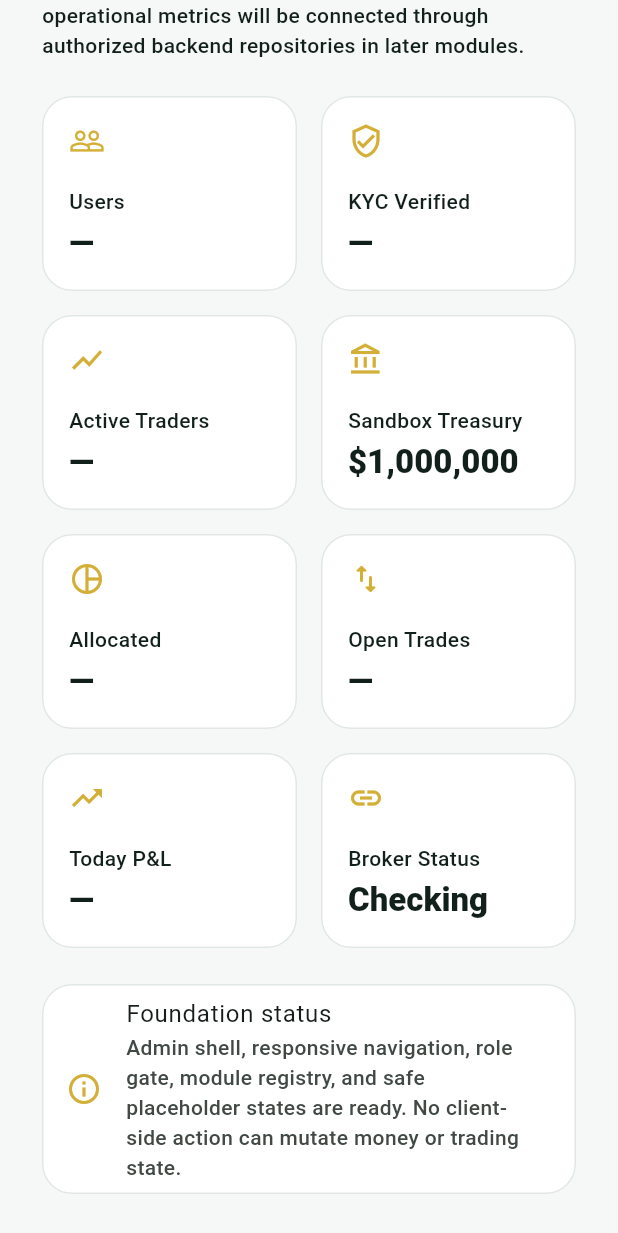
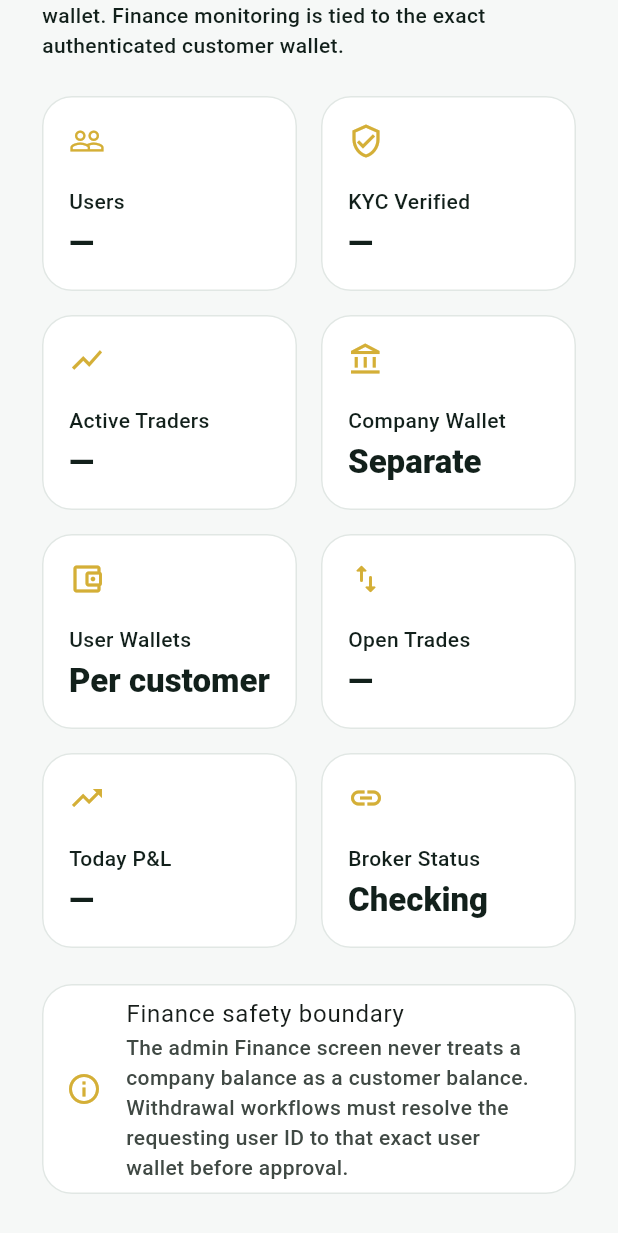
Before and after one commit to Asian-ubong/AURENZA-BROKER, a Flutter app: the _AdminOverview widget shown alone on an empty page, opened directly, scrolled down 130 dp, on a phone screen of 412 x 824 dp. Shown: the top 1233 px of the screen. Run offline on Flutter 3.47's test engine with Material 3 defaults, Android fonts, the phone set to English and light mode, and no system bars; our stand-ins replace supabase_flutter; accounts and stored records are empty.

Commit message:
feat: connect admin finance section to company and user wallets

```diff
--- a/lib/features/admin/admin_shell.dart
+++ b/lib/features/admin/admin_shell.dart
@@ -2,6 +2,7 @@ import 'package:flutter/material.dart';
 
 import '../../core/theme/aurenza_colors.dart';
 import 'admin_access.dart';
+import 'admin_finance_screen.dart';
 
 class AdminShell extends StatefulWidget {
   const AdminShell({super.key});
@@ -36,11 +37,8 @@ class _AdminShellState extends State<AdminShell> {
       body: LayoutBuilder(builder: (context, constraints) {
         if (constraints.maxWidth >= 1100) {
           return Row(children: [
-            _AdminDesktopSidebar(
-              selectedIndex: selectedIndex,
-              onSelected: (index) => setState(() => selectedIndex = index),
-            ),
-            Expanded(child: _AdminPage(section: sections[selectedIndex])),
+            _AdminDesktopSidebar(selectedIndex: selectedIndex, onSelected: (index) => setState(() => selectedIndex = index)),
+            Expanded(child: _AdminPage(sectionIndex: selectedIndex, section: sections[selectedIndex])),
           ]);
         }
         if (constraints.maxWidth >= 700) {
@@ -51,17 +49,14 @@ class _AdminShellState extends State<AdminShell> {
               onDestinationSelected: (index) => setState(() => selectedIndex = index),
               selectedIconTheme: const IconThemeData(color: AurenzaColors.gold),
               unselectedIconTheme: const IconThemeData(color: Colors.white70),
-              destinations: [
-                for (var i = 0; i < icons.length; i++)
-                  NavigationRailDestination(icon: Icon(icons[i]), selectedIcon: Icon(icons[i]), label: Text(sections[i])),
-              ],
+              destinations: [for (var i = 0; i < icons.length; i++) NavigationRailDestination(icon: Icon(icons[i]), selectedIcon: Icon(icons[i]), label: Text(sections[i]))],
             ),
-            Expanded(child: _AdminPage(section: sections[selectedIndex])),
+            Expanded(child: _AdminPage(sectionIndex: selectedIndex, section: sections[selectedIndex])),
           ]);
         }
         return Scaffold(
           appBar: AppBar(title: Text(sections[selectedIndex])),
-          body: _AdminPage(section: sections[selectedIndex]),
+          body: _AdminPage(sectionIndex: selectedIndex, section: sections[selectedIndex]),
           bottomNavigationBar: NavigationBar(
             selectedIndex: selectedIndex.clamp(0, 3).toInt(),
             onDestinationSelected: (index) => setState(() => selectedIndex = index),
@@ -81,15 +76,13 @@ class _AdminShellState extends State<AdminShell> {
 class _AdminDesktopSidebar extends StatelessWidget {
   final int selectedIndex;
   final ValueChanged<int> onSelected;
-
   const _AdminDesktopSidebar({required this.selectedIndex, required this.onSelected});
 
   @override
   Widget build(BuildContext context) => Container(
         width: 280,
         color: AurenzaColors.forest,
-        child: SafeArea(
-          child: Column(children: [
+        child: SafeArea(child: Column(children: [
           const Padding(
             padding: EdgeInsets.fromLTRB(22, 24, 22, 18),
             child: Row(children: [
@@ -101,8 +94,7 @@ class _AdminDesktopSidebar extends StatelessWidget {
               ]),
             ]),
           ),
-            Expanded(
-              child: ListView.builder(
+          Expanded(child: ListView.builder(
             padding: const EdgeInsets.symmetric(horizontal: 12),
             itemCount: _AdminShellState.sections.length,
             itemBuilder: (context, index) {
@@ -120,29 +112,25 @@ class _AdminDesktopSidebar extends StatelessWidget {
                 ),
               );
             },
-              ),
-            ),
-            const Padding(
-              padding: EdgeInsets.all(18),
-              child: Row(children: [
+          )),
+          const Padding(padding: EdgeInsets.all(18), child: Row(children: [
             Icon(Icons.lock_outline, color: AurenzaColors.gold, size: 18),
             SizedBox(width: 8),
             Text('AUTHORIZED ADMIN AREA', style: TextStyle(color: Colors.white70, fontSize: 10, fontWeight: FontWeight.w700)),
-              ]),
-            ),
-          ]),
-        ),
+          ])),
+        ])),
       );
 }
 
 class _AdminPage extends StatelessWidget {
+  final int sectionIndex;
   final String section;
-
-  const _AdminPage({required this.section});
+  const _AdminPage({required this.sectionIndex, required this.section});
 
   @override
   Widget build(BuildContext context) {
-    final overview = section == 'Overview';
+    final overview = sectionIndex == 0;
+    final finance = sectionIndex == 3;
     return Column(children: [
       if (MediaQuery.sizeOf(context).width >= 700)
         Container(
@@ -154,101 +142,51 @@ class _AdminPage extends StatelessWidget {
             const Chip(avatar: Icon(Icons.shield_outlined, size: 16), label: Text('Admin')),
           ]),
         ),
-      Expanded(child: overview ? const _AdminOverview() : _AdminPlaceholder(section: section)),
+      Expanded(child: finance ? const AdminFinanceScreen() : overview ? const _AdminOverview() : _AdminPlaceholder(section: section)),
     ]);
   }
 }
 
 class _AdminOverview extends StatelessWidget {
   const _AdminOverview();
-
   @override
   Widget build(BuildContext context) {
     const metrics = <(String, String, IconData)>[
-      ('Users', '—', Icons.people_outline),
-      ('KYC Verified', '—', Icons.verified_user_outlined),
-      ('Active Traders', '—', Icons.show_chart_outlined),
-      ('Sandbox Treasury', r'$1,000,000', Icons.account_balance_outlined),
-      ('Allocated', '—', Icons.pie_chart_outline),
-      ('Open Trades', '—', Icons.swap_vert_rounded),
-      ('Today P&L', '—', Icons.trending_up),
-      ('Broker Status', 'Checking', Icons.link_outlined),
+      ('Users', '—', Icons.people_outline), ('KYC Verified', '—', Icons.verified_user_outlined),
+      ('Active Traders', '—', Icons.show_chart_outlined), ('Company Wallet', 'Separate', Icons.account_balance_outlined),
+      ('User Wallets', 'Per customer', Icons.account_balance_wallet_outlined), ('Open Trades', '—', Icons.swap_vert_rounded),
+      ('Today P&L', '—', Icons.trending_up), ('Broker Status', 'Checking', Icons.link_outlined),
     ];
-
-    return ListView(
-      padding: const EdgeInsets.all(28),
-      children: [
+    return ListView(padding: const EdgeInsets.all(28), children: [
       const Text('AURENZA Admin Control Center', style: TextStyle(fontSize: 26, fontWeight: FontWeight.w900)),
       const SizedBox(height: 8),
-        const Text('Module 1 foundation is active. Financial and operational metrics will be connected through authorized backend repositories in later modules.'),
+      const Text('Company treasury is separated from every customer wallet. Finance monitoring is tied to the exact authenticated customer wallet.'),
       const SizedBox(height: 24),
-        GridView.builder(
-          shrinkWrap: true,
-          physics: const NeverScrollableScrollPhysics(),
-          gridDelegate: const SliverGridDelegateWithMaxCrossAxisExtent(maxCrossAxisExtent: 280, mainAxisExtent: 130, crossAxisSpacing: 16, mainAxisSpacing: 16),
-          itemCount: metrics.length,
-          itemBuilder: (context, index) {
+      GridView.builder(shrinkWrap: true, physics: const NeverScrollableScrollPhysics(), gridDelegate: const SliverGridDelegateWithMaxCrossAxisExtent(maxCrossAxisExtent: 280, mainAxisExtent: 130, crossAxisSpacing: 16, mainAxisSpacing: 16), itemCount: metrics.length, itemBuilder: (context, index) {
         final metric = metrics[index];
-            return Card(child: Padding(
-              padding: const EdgeInsets.all(18),
-              child: Column(crossAxisAlignment: CrossAxisAlignment.start, children: [
-                Icon(metric.$3, color: AurenzaColors.gold),
-                const Spacer(),
-                Text(metric.$1, style: Theme.of(context).textTheme.bodyMedium),
-                const SizedBox(height: 4),
-                Text(metric.$2, style: Theme.of(context).textTheme.titleLarge?.copyWith(fontWeight: FontWeight.w800)),
-              ]),
-            ));
-          },
-        ),
+        return Card(child: Padding(padding: const EdgeInsets.all(18), child: Column(crossAxisAlignment: CrossAxisAlignment.start, children: [
+          Icon(metric.$3, color: AurenzaColors.gold), const Spacer(), Text(metric.$1), const SizedBox(height: 4), Text(metric.$2, style: Theme.of(context).textTheme.titleLarge?.copyWith(fontWeight: FontWeight.w800)),
+        ])));
+      }),
       const SizedBox(height: 24),
-        const Card(child: ListTile(
-          leading: Icon(Icons.info_outline, color: AurenzaColors.gold),
-          title: Text('Foundation status'),
-          subtitle: Text('Admin shell, responsive navigation, role gate, module registry, and safe placeholder states are ready. No client-side action can mutate money or trading state.'),
-        )),
-      ],
-    );
+      const Card(child: ListTile(leading: Icon(Icons.info_outline, color: AurenzaColors.gold), title: Text('Finance safety boundary'), subtitle: Text('The admin Finance screen never treats a company balance as a customer balance. Withdrawal workflows must resolve the requesting user ID to that exact user wallet before approval.'))),
+    ]);
   }
 }
 
 class _AdminPlaceholder extends StatelessWidget {
   final String section;
-
   const _AdminPlaceholder({required this.section});
-
   @override
-  Widget build(BuildContext context) => Center(
-        child: Padding(
-          padding: const EdgeInsets.all(32),
-          child: Column(mainAxisAlignment: MainAxisAlignment.center, children: [
-            const Icon(Icons.construction_outlined, size: 54, color: AurenzaColors.gold),
-            const SizedBox(height: 16),
-            Text(section, style: Theme.of(context).textTheme.headlineSmall),
-            const SizedBox(height: 8),
-            const Text('Admin module registered. Screen, repository, permissions, backend RPCs, and tests will be implemented in its module phase.'),
-          ]),
-        ),
-      );
+  Widget build(BuildContext context) => Center(child: Padding(padding: const EdgeInsets.all(32), child: Column(mainAxisAlignment: MainAxisAlignment.center, children: [
+    const Icon(Icons.construction_outlined, size: 54, color: AurenzaColors.gold), const SizedBox(height: 16), Text(section, style: Theme.of(context).textTheme.headlineSmall), const SizedBox(height: 8), const Text('Admin module registered. Screen, repository, permissions, backend RPCs, and tests will be implemented in its module phase.'),
+  ]));
 }
 
 class _AdminDeniedScreen extends StatelessWidget {
   const _AdminDeniedScreen();
-
   @override
-  Widget build(BuildContext context) => Scaffold(
-        appBar: AppBar(title: const Text('AURENZA Admin')),
-        body: const Center(
-          child: Padding(
-            padding: EdgeInsets.all(32),
-            child: Column(mainAxisAlignment: MainAxisAlignment.center, children: [
-              Icon(Icons.lock_outline, size: 56, color: AurenzaColors.gold),
-              SizedBox(height: 18),
-              Text('Admin access required', style: TextStyle(fontSize: 24, fontWeight: FontWeight.w800)),
-              SizedBox(height: 10),
-              Text('Your authenticated account does not have an authorized AURENZA admin role.'),
-            ]),
-          ),
-        ),
-      );
+  Widget build(BuildContext context) => Scaffold(appBar: AppBar(title: const Text('AURENZA Admin')), body: const Center(child: Padding(padding: EdgeInsets.all(32), child: Column(mainAxisAlignment: MainAxisAlignment.center, children: [
+    Icon(Icons.lock_outline, size: 56, color: AurenzaColors.gold), SizedBox(height: 18), Text('Admin access required', style: TextStyle(fontSize: 24, fontWeight: FontWeight.w800)), SizedBox(height: 10), Text('Your authenticated account does not have an authorized AURENZA admin role.'),
+  ]))));
 }
```
Lines whose indentation alone changed are shown as unchanged.
